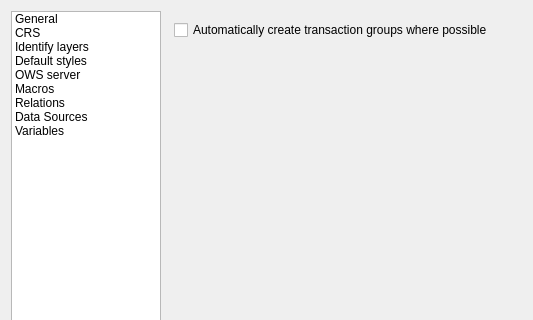
Qt form src/ui/qgsprojectpropertiesbase.ui (qgis/QGIS) before a commit; both pictures show x 0 to 533 and y 0 to 320 of the 857 by 830 pixel window.
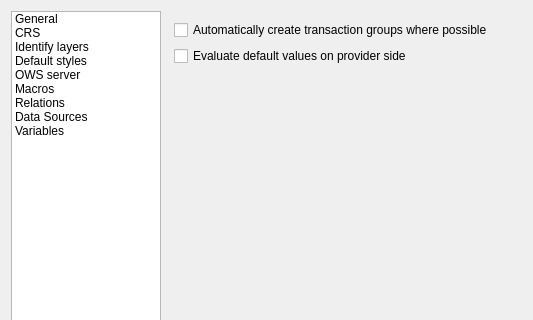
The same form after that commit. The open tabs and pages were chosen to show the change. Icons and pictures are not drawn. Custom widgets are drawn as their Qt base class.

Commit message:
Move "evaluate default values" option to project properties
It was not properly placed in the application settings.

Diff of the .ui file:
```diff
--- a/src/ui/qgsprojectpropertiesbase.ui
+++ b/src/ui/qgsprojectpropertiesbase.ui
@@ -2496,6 +2496,16 @@
              </property>
             </widget>
            </item>
+           <item row="1" column="0">
+            <widget class="QCheckBox" name="mEvaluateDefaultValues">
+             <property name="toolTip">
+              <string>When enabled, default values will be evaluated as early as possible. This will fill default values in the add feature form already and not only create them on commit. Only supported for postgres provider.</string>
+             </property>
+             <property name="text">
+              <string>Evaluate default values on provider side</string>
+             </property>
+            </widget>
+           </item>
           </layout>
          </widget>
          <widget class="QWidget" name="mTab_Variables">
```
Left out of the diff: 25 changed lines with no effect on the pictures. The commit also changes 6 other files.
